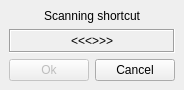
Before: the Qt Designer form keyseqscan.ui in qmc2/qmc2-mame-fe, drawn with Qt 5.
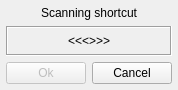
After: the same form once the commit is applied.

Commit message: imp: general layouting facelift (smaller layout content margins)

```diff
--- a/keyseqscan.ui
+++ b/keyseqscan.ui
@@ -78,7 +78,7 @@
    </item>
   </layout>
  </widget>
- <layoutdefault spacing="6" margin="9"/>
+ <layoutdefault spacing="6" margin="6"/>
  <tabstops>
   <tabstop>pushButtonOk</tabstop>
   <tabstop>pushButtonCancel</tabstop>
```
The commit also changes 27 other files.
